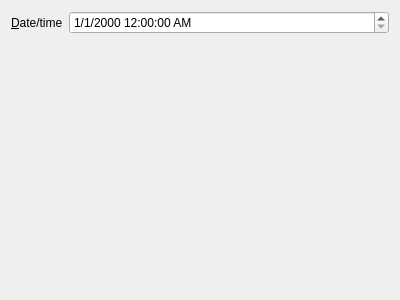
Qt form qt/application/forms/testwidget.ui (damentz/moonphase) before a commit.
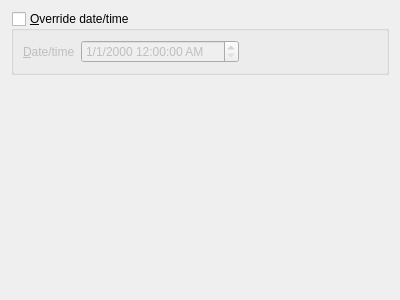
The same form after that commit.

Commit message: Updated README. Silenced numerous Windows warnings (command line definition). Memory leak fix. Single radio button click fix. Documentation. Added calculations and formatting for moon information. Added date/time override to test widget.

What changed in the file:
```diff
--- a/qt/application/forms/testwidget.ui
+++ b/qt/application/forms/testwidget.ui
@@ -13,10 +13,19 @@
   <property name="windowTitle">
    <string>Form</string>
   </property>
+  <layout class="QVBoxLayout" name="verticalLayout">
+   <item>
+    <widget class="QGroupBox" name="m_pDateTimeGroupBox">
+     <property name="title">
+      <string>&amp;Override date/time</string>
+     </property>
+     <property name="checkable">
+      <bool>true</bool>
+     </property>
+     <property name="checked">
+      <bool>false</bool>
+     </property>
   <layout class="QFormLayout" name="formLayout">
-   <property name="fieldGrowthPolicy">
-    <enum>QFormLayout::AllNonFixedFieldsGrow</enum>
-   </property>
    <item row="0" column="0">
     <widget class="QLabel" name="m_pDateTimeLabel">
      <property name="text">
@@ -29,10 +38,32 @@
    </item>
    <item row="0" column="1">
     <widget class="QDateTimeEdit" name="m_pDateTimeEdit">
+        <property name="sizePolicy">
+         <sizepolicy hsizetype="Fixed" vsizetype="Fixed">
+          <horstretch>0</horstretch>
+          <verstretch>0</verstretch>
+         </sizepolicy>
+        </property>
      <property name="displayFormat">
       <string>M/d/yyyy h:mm:ss AP</string>
      </property>
     </widget>
+      </item>
+     </layout>
+    </widget>
+   </item>
+   <item>
+    <spacer name="m_pVSpacer">
+     <property name="orientation">
+      <enum>Qt::Vertical</enum>
+     </property>
+     <property name="sizeHint" stdset="0">
+      <size>
+       <width>1</width>
+       <height>32768</height>
+      </size>
+     </property>
+    </spacer>
    </item>
   </layout>
  </widget>
```
Lines whose indentation alone changed are shown as unchanged. The commit also changes 25 other files.
